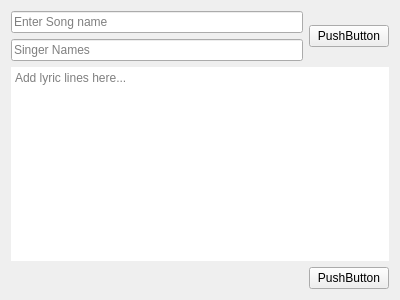
sunilk-n/SwaRaagam, file SwaRaagam/userInterface/uiModels/lyricEditor.ui: the form before one commit.
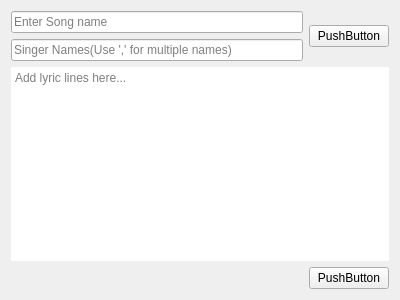
The form after the commit.

Commit message: Updated lyrics with singer selection screen

The edit to the form file:
```diff
--- a/SwaRaagam/userInterface/uiModels/lyricEditor.ui
+++ b/SwaRaagam/userInterface/uiModels/lyricEditor.ui
@@ -17,7 +17,7 @@
    <item row="1" column="0">
     <widget class="QLineEdit" name="singersEdit">
      <property name="placeholderText">
-      <string>Singer Names</string>
+      <string>Singer Names(Use ',' for multiple names)</string>
      </property>
     </widget>
    </item>
```
The commit also changes 20 other files.
